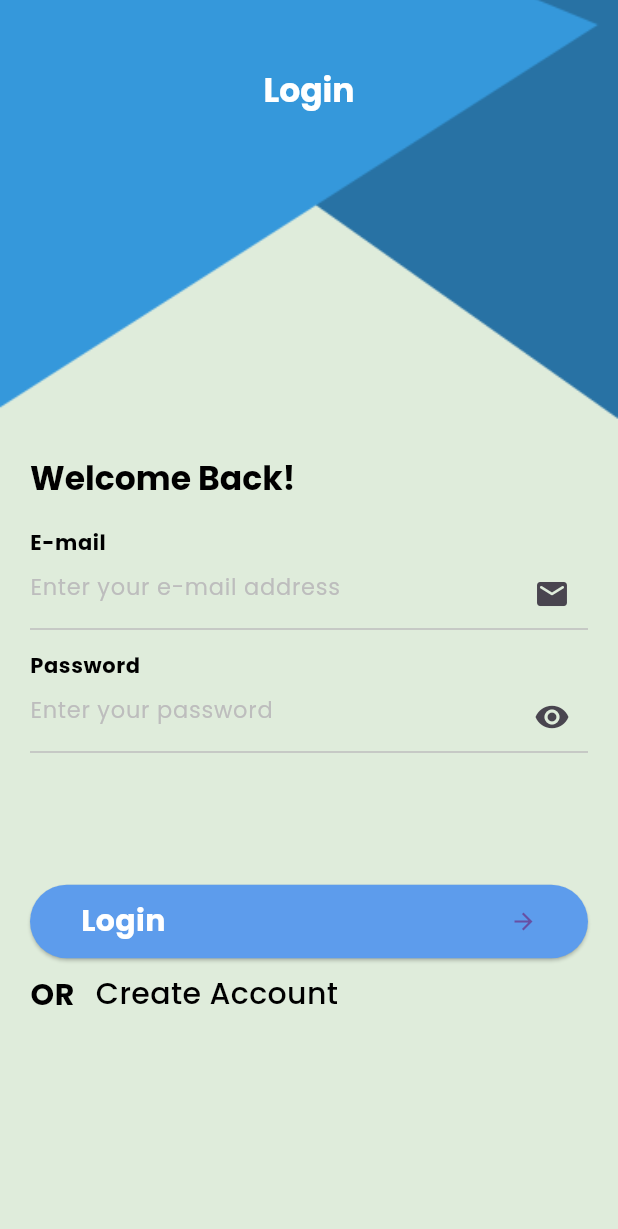
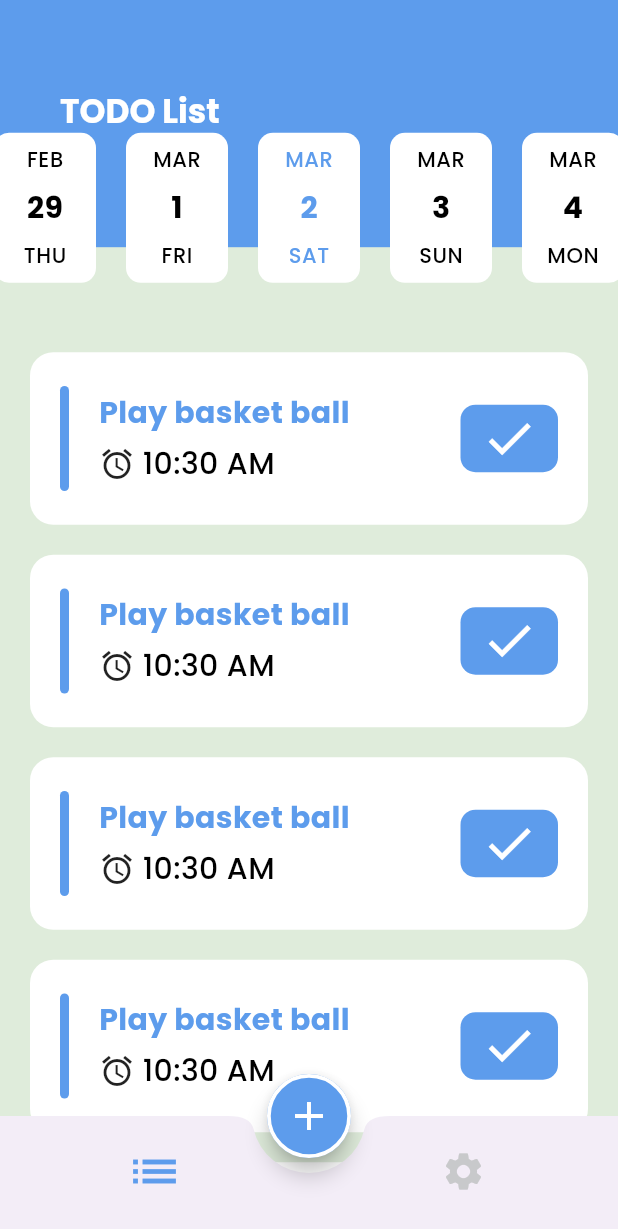
Before and after one commit to AymanAlSamman/todo_re, a Flutter app: the screen it shows after launch, on a phone screen of 412 x 824 dp. Shown: the top 1229 px of the screen. Run offline on Flutter 3.47's test engine with Material 3 defaults, Android fonts, the phone set to English and light mode, and no system bars; drawn by our look-alikes of easy_date_timeline; our stand-ins replace animated_custom_dropdown; generated files the repository leaves out were written again.

Commit message:
Task View & Settings ( local - theme mode ) & tasks items

```diff
--- /dev/null
+++ b/l10n.yaml
@@ -0,0 +1,3 @@
+arb-dir: lib/l10n
+template-arb-file: app_en.arb
+output-localization-file: app_localizations.dart
--- a/lib/core/config/application_theme_manager.dart
+++ b/lib/core/config/application_theme_manager.dart
@@ -6,7 +6,7 @@ class ApplicationThemeManager {
 //Light Mode ****************************
   static ThemeData lightTheme = ThemeData(
     primaryColor: primaryColor,
-    scaffoldBackgroundColor: Colors.transparent,
+    scaffoldBackgroundColor: const Color(0xffDFECDB),
 
     //App Bar ***********************************
     appBarTheme: const AppBarTheme(
@@ -17,6 +17,43 @@ class ApplicationThemeManager {
         iconTheme: IconThemeData(
           color: Colors.white,
         )),
+
+    //BottomNavigator Bar ***********************************
+    bottomNavigationBarTheme: const BottomNavigationBarThemeData(
+      backgroundColor: Colors.transparent,
+      elevation: 0,
+      type: BottomNavigationBarType.fixed,
+      showSelectedLabels: false,
+      showUnselectedLabels: false,
+      selectedItemColor: primaryColor,
+      unselectedItemColor: Color(0xffC8C9CB),
+      selectedIconTheme: IconThemeData(
+        color: primaryColor,
+        size: 38,
+      ),
+      unselectedIconTheme: IconThemeData(
+        color: Color(0xffC8C9CB),
+        size: 30,
+      ),
+    ),
+
+    // ********** floating Action Button *****************
+    floatingActionButtonTheme: FloatingActionButtonThemeData(
+      backgroundColor: primaryColor,
+      shape: RoundedRectangleBorder(
+        borderRadius: BorderRadius.circular(50),
+        side: const BorderSide(
+          color: Colors.white,
+          width: 2.5,
+        ),
+      ),
+    ),
+
+    // ********** bottom AppBar Theme *****************
+    bottomAppBarTheme: const BottomAppBarTheme(
+      padding: EdgeInsets.zero,
+      elevation: 0,
+    ),
 
     //Text Style *******************************
     textTheme: const TextTheme(
@@ -52,7 +89,7 @@ class ApplicationThemeManager {
 
   static ThemeData darkTheme = ThemeData(
     primaryColor: primaryColor,
-    scaffoldBackgroundColor: Colors.transparent,
+    scaffoldBackgroundColor: const Color(0xff060E1E),
 
     //App Bar ***********************************
     appBarTheme: const AppBarTheme(
@@ -63,6 +100,44 @@ class ApplicationThemeManager {
         iconTheme: IconThemeData(
           color: Colors.white,
         )),
+
+    //BottomNavigator Bar ***********************************
+    bottomNavigationBarTheme: const BottomNavigationBarThemeData(
+      backgroundColor: Colors.transparent,
+      elevation: 0,
+      type: BottomNavigationBarType.fixed,
+      showSelectedLabels: false,
+      showUnselectedLabels: false,
+      selectedItemColor: primaryColor,
+      unselectedItemColor: Color(0xffC8C9CB),
+      selectedIconTheme: IconThemeData(
+        color: primaryColor,
+        size: 38,
+      ),
+      unselectedIconTheme: IconThemeData(
+        color: Color(0xffC8C9CB),
+        size: 30,
+      ),
+    ),
+
+    // ********** floating Action Button *****************
+    floatingActionButtonTheme: FloatingActionButtonThemeData(
+      backgroundColor: primaryColor,
+      shape: RoundedRectangleBorder(
+        borderRadius: BorderRadius.circular(50),
+        side: const BorderSide(
+          color: Color(0xff141922),
+          width: 2.5,
+        ),
+      ),
+    ),
+
+    // ********** bottom AppBar Theme *****************
+    bottomAppBarTheme: const BottomAppBarTheme(
+      color: Color(0xff141922),
+      padding: EdgeInsets.zero,
+      elevation: 0,
+    ),
 
     //Text Style *******************************
     textTheme: const TextTheme(
--- /dev/null
+++ b/lib/features/tasks/page/task_view.dart
@@ -0,0 +1,150 @@
+import 'package:easy_date_timeline/easy_date_timeline.dart';
+import 'package:flutter/material.dart';
+import 'package:provider/provider.dart';
+import 'package:todo/features/tasks/widget/task_item_widget.dart';
+import 'package:todo/settings_provider.dart';
+import 'package:flutter_gen/gen_l10n/app_localizations.dart';
+
+class TasksView extends StatefulWidget {
+  TasksView({super.key});
+
+  @override
+  State<TasksView> createState() => _TasksViewState();
+}
+
+class _TasksViewState extends State<TasksView> {
+  DateTime focusTime = DateTime.now();
+
+  @override
+  Widget build(BuildContext context) {
+    var mediaQuery = MediaQuery.of(context).size;
+    var theme = Theme.of(context);
+    var vm = Provider.of<SettingsProvider>(context);
+    var lang = AppLocalizations.of(context);
+    return Column(
+      children: [
+        Stack(
+          alignment: const Alignment(0, 2.3),
+          clipBehavior: Clip.none,
+          children: [
+            Container(
+              color: vm.isDark() ? const Color(0xff5D9CEC) : theme.primaryColor,
+              width: mediaQuery.width,
+              height: mediaQuery.height * 0.2,
+              child: Padding(
+                padding:
+                    const EdgeInsets.symmetric(horizontal: 40, vertical: 60),
+                child: Text(
+                  lang!.todo,
+                  style: vm.isDark()
+                      ? theme.textTheme.titleLarge
+                      : theme.textTheme.titleLarge
+                          ?.copyWith(color: Colors.white),
+                ),
+              ),
+            ),
+            EasyInfiniteDateTimeLine(
+              locale: vm.currentLanguage,
+              showTimelineHeader: false,
+              firstDate: DateTime(2023),
+              focusDate: focusTime,
+              lastDate: DateTime(2050),
+              timeLineProps: const EasyTimeLineProps(
+                separatorPadding: 20,
+              ),
+              dayProps: EasyDayProps(
+                height: 100,
+                inactiveDayStyle: DayStyle(
+                    dayNumStyle: vm.isDark()
+                        ? theme.textTheme.bodyMedium?.copyWith(
+                            color: Colors.white, fontWeight: FontWeight.bold)
+                        : theme.textTheme.bodyMedium
+                            ?.copyWith(fontWeight: FontWeight.bold),
+                    dayStrStyle: vm.isDark()
+                        ? theme.textTheme.bodySmall?.copyWith(
+                            color: Colors.white, fontWeight: FontWeight.w500)
+                        : theme.textTheme.bodySmall
+                            ?.copyWith(fontWeight: FontWeight.w500),
+                    monthStrStyle: vm.isDark()
+                        ? theme.textTheme.bodySmall?.copyWith(
+                            color: Colors.white, fontWeight: FontWeight.w500)
+                        : theme.textTheme.bodySmall
+                            ?.copyWith(fontWeight: FontWeight.w500),
+                    decoration: BoxDecoration(
+                      color:
+                          vm.isDark() ? const Color(0xff141922) : Colors.white,
+                      borderRadius: BorderRadius.circular(10),
+                    )),
+                activeDayStyle: DayStyle(
+                    dayNumStyle: vm.isDark()
+                        ? theme.textTheme.bodyMedium?.copyWith(
+                            color: Colors.white, fontWeight: FontWeight.bold)
+                        : theme.textTheme.bodyMedium?.copyWith(
+                            color: theme.primaryColor,
+                            fontWeight: FontWeight.bold),
+                    dayStrStyle: vm.isDark()
+                        ? theme.textTheme.bodySmall?.copyWith(
+                            color: Colors.white, fontWeight: FontWeight.w500)
+                        : theme.textTheme.bodySmall?.copyWith(
+                            color: theme.primaryColor,
+                            fontWeight: FontWeight.w500),
+                    monthStrStyle: vm.isDark()
+                        ? theme.textTheme.bodySmall?.copyWith(
+                            color: Colors.white, fontWeight: FontWeight.w500)
+                        : theme.textTheme.bodySmall?.copyWith(
+                            color: theme.primaryColor,
+                            fontWeight: FontWeight.w500),
+                    decoration: BoxDecoration(
+                      color:
+                          vm.isDark() ? const Color(0xff141922) : Colors.white,
+                      borderRadius: BorderRadius.circular(10),
+                    )),
+                todayStyle: DayStyle(
+                    dayNumStyle: vm.isDark()
+                        ? theme.textTheme.bodyMedium?.copyWith(
+                            color: Colors.white, fontWeight: FontWeight.bold)
+                        : theme.textTheme.bodyMedium
+                            ?.copyWith(fontWeight: FontWeight.bold),
+                    dayStrStyle: vm.isDark()
+                        ? theme.textTheme.bodySmall?.copyWith(
+                            color: Colors.white, fontWeight: FontWeight.w500)
+                        : theme.textTheme.bodySmall
+                            ?.copyWith(fontWeight: FontWeight.w500),
+                    monthStrStyle: vm.isDark()
+                        ? theme.textTheme.bodySmall?.copyWith(
+                            color: Colors.white, fontWeight: FontWeight.w500)
+                        : theme.textTheme.bodySmall
+                            ?.copyWith(fontWeight: FontWeight.w500),
+                    decoration: BoxDecoration(
+                      color:
+                          vm.isDark() ? const Color(0xff141922) : Colors.white,
+                      borderRadius: BorderRadius.circular(10),
+                      border: Border.all(color: theme.primaryColor),
+                    )),
+              ),
+              onDateChange: (selectedDate) {
+                setState(() {
+                  focusTime = selectedDate;
+                });
+              },
+            ),
+          ],
+        ),
+        const SizedBox(
+          height: 60,
+        ),
+        Expanded(
+          child: ListView(
+            children: [
+              TaskItemWidget(),
+              TaskItemWidget(),
+              TaskItemWidget(),
+              TaskItemWidget(),
+              TaskItemWidget(),
+            ],
+          ),
+        )
+      ],
+    );
+  }
+}
--- /dev/null
+++ b/lib/features/tasks/widget/task_item_widget.dart
@@ -0,0 +1,83 @@
+import 'package:flutter/material.dart';
+import 'package:provider/provider.dart';
+import 'package:todo/settings_provider.dart';
+import 'package:flutter_gen/gen_l10n/app_localizations.dart';
+
+class TaskItemWidget extends StatelessWidget {
+  const TaskItemWidget({super.key});
+
+  @override
+  Widget build(BuildContext context) {
+    var mediaQuery = MediaQuery.of(context).size;
+    var theme = Theme.of(context);
+    var vm = Provider.of<SettingsProvider>(context);
+    var lang = AppLocalizations.of(context);
+    return Container(
+      width: mediaQuery.width,
+      height: 115,
+      margin: const EdgeInsets.symmetric(horizontal: 20, vertical: 10),
+      padding: const EdgeInsets.symmetric(horizontal: 20, vertical: 10),
+      decoration: BoxDecoration(
+        color: vm.isDark() ? const Color(0xff141922) : Colors.white,
+        borderRadius: BorderRadius.circular(15.5),
+      ),
+      child: Row(
+        children: [
+          Container(
+            width: 6,
+            height: 70,
+            decoration: BoxDecoration(
+                color: theme.primaryColor,
+                borderRadius: BorderRadius.circular(10)),
+          ),
+
+          const SizedBox(width: 20),
+
+          //**** Title & Description ****
+          Column(
+            crossAxisAlignment: CrossAxisAlignment.start,
+            mainAxisAlignment: MainAxisAlignment.center,
+            children: [
+              //**** Title ****
+              Text(
+                'Play basket ball',
+                style: theme.textTheme.bodyMedium?.copyWith(
+                    color: theme.primaryColor, fontWeight: FontWeight.bold),
+              ),
+
+              const SizedBox(height: 5),
+
+              //**** Description ****
+              const Row(
+                children: [
+                  Icon(Icons.alarm),
+                  SizedBox(
+                    width: 5,
+                  ),
+                  Text('10:30 AM'),
+                ],
+              ),
+            ],
+          ),
+
+          Spacer(),
+
+          // **** Check ****
+          Container(
+            height: 45,
+            width: 65,
+            decoration: BoxDecoration(
+              color: theme.primaryColor,
+              borderRadius: BorderRadius.circular(10.0),
+            ),
+            child: const Icon(
+              Icons.check,
+              size: 38,
+              color: Colors.white,
+            ),
+          )
+        ],
+      ),
+    );
+  }
+}
--- /dev/null
+++ b/lib/l10n/app_ar.arb
@@ -0,0 +1,8 @@
+{
+  "todo": "قائمة المهام",
+  "settings": "الاعدادات",
+  "language": "اللغة",
+  "theme": "النمط",
+  "light": "فاتح",
+  "dark": "الوضع الداكن"
+}
--- /dev/null
+++ b/lib/l10n/app_en.arb
@@ -0,0 +1,8 @@
+{
+  "todo": "TODO List",
+  "settings": "Settings List",
+  "language": "Language",
+  "theme": "Theme",
+  "light": "Light",
+  "dark": "Dark"
+}
--- /dev/null
+++ b/lib/layout_view.dart
@@ -0,0 +1,54 @@
+import 'package:flutter/material.dart';
+import 'package:provider/provider.dart';
+import 'package:todo/features/settings/settings_view.dart';
+import 'package:todo/features/tasks/page/task_view.dart';
+import 'package:todo/settings_provider.dart';
+
+class LayoutView extends StatelessWidget {
+  static const String routeName = 'Layout';
+
+  LayoutView({super.key});
+
+  @override
+  Widget build(BuildContext context) {
+    var theme = Theme.of(context);
+    var vm = Provider.of<SettingsProvider>(context);
+    return Scaffold(
+      body: vm.screens[vm.currentIndex],
+
+      extendBody: true,
+      //******* floating Action Button **********
+      floatingActionButtonLocation: FloatingActionButtonLocation.centerDocked,
+      floatingActionButton: FloatingActionButton(
+        onPressed: () {},
+        child: const Icon(
+          Icons.add,
+          size: 32,
+          color: Colors.white,
+        ),
+      ),
+
+      // ********* bottom Navigation Bar ***********
+      bottomNavigationBar: BottomAppBar(
+        shape: const CircularNotchedRectangle(),
+        notchMargin: 10,
+        child: BottomNavigationBar(
+          currentIndex: vm.currentIndex,
+          onTap: vm.changeIndex,
+          items: const [
+            BottomNavigationBarItem(
+                icon: Icon(
+                  Icons.list,
+                ),
+                label: 'Tasks'),
+            BottomNavigationBarItem(
+                icon: Icon(
+                  Icons.settings,
+                ),
+                label: 'Settings'),
+          ],
+        ),
+      ),
+    );
+  }
+}
--- a/lib/main.dart
+++ b/lib/main.dart
@@ -1,11 +1,20 @@
 import 'package:flutter/material.dart';
 import 'package:todo/core/config/application_theme_manager.dart';
+import 'package:provider/provider.dart';
 import 'package:todo/features/login/login_view.dart';
 import 'package:todo/features/register/register_view.dart';
 import 'package:todo/features/splash/splash_view.dart';
+import 'package:todo/layout_view.dart';
+import 'package:todo/settings_provider.dart';
+import 'package:flutter_gen/gen_l10n/app_localizations.dart';
 
 void main() {
-  runApp(const MyApp());
+  runApp(
+    ChangeNotifierProvider(
+      create: (context) => SettingsProvider(),
+      child: const MyApp(),
+    ),
+  );
 }
 
 class MyApp extends StatelessWidget {
@@ -13,14 +22,21 @@ class MyApp extends StatelessWidget {
 
   @override
   Widget build(BuildContext context) {
+    var vm = Provider.of<SettingsProvider>(context);
     return MaterialApp(
+      themeMode: vm.currentTheme,
       debugShowCheckedModeBanner: false,
       theme: ApplicationThemeManager.lightTheme,
+      darkTheme: ApplicationThemeManager.darkTheme,
+      locale: Locale(vm.currentLanguage),
+      localizationsDelegates: AppLocalizations.localizationsDelegates,
+      supportedLocales: AppLocalizations.supportedLocales,
       initialRoute: SplashView.routeName,
       routes: {
         SplashView.routeName: (context) => const SplashView(),
         LoginView.routeName: (context) => const LoginView(),
         RegisterView.routeName: (context) => RegisterView(),
+        LayoutView.routeName: (context) => LayoutView(),
       },
     );
   }
--- a/lib/settings_provider.dart
+++ b/lib/settings_provider.dart
@@ -0,0 +1,35 @@
+import 'package:flutter/material.dart';
+import 'package:todo/features/settings/settings_view.dart';
+import 'package:todo/features/tasks/page/task_view.dart';
+
+class SettingsProvider extends ChangeNotifier {
+  int currentIndex = 0;
+  String currentLanguage = 'en';
+  ThemeMode currentTheme = ThemeMode.light;
+
+  List<Widget> screens = [
+    TasksView(),
+    SettingsView(),
+  ];
+
+  changeLanguage(String newLanguage) {
+    if (currentLanguage == newLanguage) return;
+    currentLanguage = newLanguage;
+    notifyListeners();
+  }
+
+  changeTheme(ThemeMode newTheme) {
+    if (currentTheme == newTheme) return;
+    currentTheme = newTheme;
+    notifyListeners();
+  }
+
+  changeIndex(int index) {
+    currentIndex = index;
+    notifyListeners();
+  }
+
+  bool isDark() {
+    return currentTheme == ThemeMode.dark;
+  }
+}
```
Also changed, not shown: lib/features/settings/settings_view.dart (added, +117 -0 lines), lib/features/splash/splash_view.dart (+7 -4 lines), pubspec.yaml (+7 -0 lines), lib/laout_view.dart (deleted), pubspec.lock.
